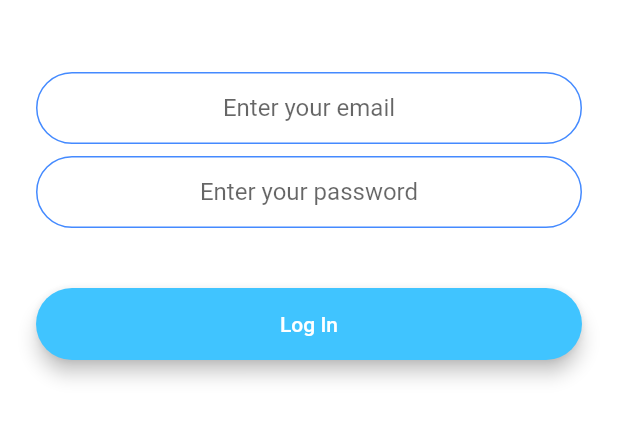
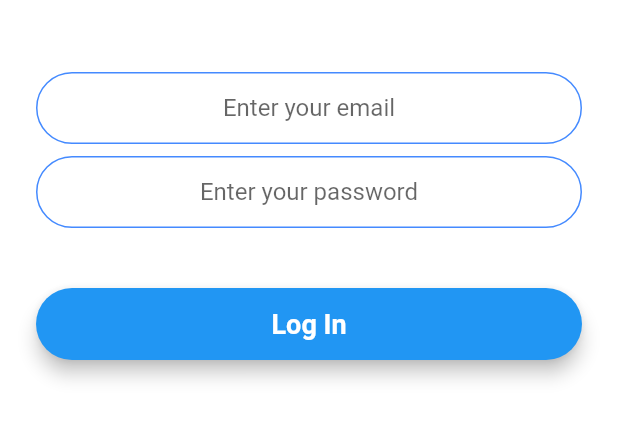
Before and after one commit to Martin-Alvarado-A/gif_ted, a Flutter app: the LoginScreen screen opened by its route, on a phone screen of 412 x 824 dp, the part 576-1018 px from its top. Run offline on Flutter 3.47's test engine with Material 2 defaults, Android fonts, the phone set to English and light mode, and no system bars; drawn by our look-alikes of modal_progress_hud_nsn; our stand-ins replace animated_text_kit, dio, retrofit; generated files the repository leaves out were written again.

Commit message:
Effective Dart: DON’T use prefix letters.

```diff
--- a/lib/src/components/rounded_button.dart
+++ b/lib/src/components/rounded_button.dart
@@ -1,4 +1,5 @@
 import 'package:flutter/material.dart';
+import 'package:gif_ted/src/styles/constants.dart';
 
 class RoundedButton extends StatelessWidget {
   RoundedButton(
@@ -24,9 +25,7 @@ class RoundedButton extends StatelessWidget {
           height: 42.0,
           child: Text(
             title,
-            style: TextStyle(
-              color: Colors.white,
-            ),
+            style: loginButtonTextStyle,
           ),
         ),
       ),
--- a/lib/src/screens/login_screen.dart
+++ b/lib/src/screens/login_screen.dart
@@ -57,7 +57,7 @@ class _LoginScreenState extends State<LoginScreen> {
                   email = value;
                 },
                 decoration:
-                    kTextFieldDecoration.copyWith(hintText: 'Enter your email'),
+                    textFieldDecoration.copyWith(hintText: 'Enter your email'),
               ),
               SizedBox(
                 height: 8.0,
@@ -68,7 +68,7 @@ class _LoginScreenState extends State<LoginScreen> {
                 onChanged: (value) {
                   password = value;
                 },
-                decoration: kTextFieldDecoration.copyWith(
+                decoration: textFieldDecoration.copyWith(
                     hintText: 'Enter your password'),
               ),
               SizedBox(
@@ -76,7 +76,7 @@ class _LoginScreenState extends State<LoginScreen> {
               ),
               RoundedButton(
                 title: 'Log In',
-                colour: Colors.lightBlueAccent,
+                colour: Colors.blue,
                 onPressed: () async {
                   setState(() {
                     showSpinner = true;
--- a/lib/src/screens/welcome_screen.dart
+++ b/lib/src/screens/welcome_screen.dart
@@ -76,7 +76,7 @@ class _WelcomeScreenState extends State<WelcomeScreen>
               height: 48.0,
             ),
             RoundedButton(
-              title: 'Log In',
+              title: 'Start',
               colour: Colors.blue,
               onPressed: () {
                 Future.delayed(Duration.zero, () {
--- a/lib/src/styles/constants.dart
+++ b/lib/src/styles/constants.dart
@@ -1,12 +1,12 @@
 import 'package:flutter/material.dart';
 
-const kLoginButtonTextStyle = TextStyle(
-  color: Colors.lightBlueAccent,
+const loginButtonTextStyle = TextStyle(
+  color: Colors.white,
   fontWeight: FontWeight.bold,
   fontSize: 18.0,
 );
 
-const kTextFieldDecoration = InputDecoration(
+const textFieldDecoration = InputDecoration(
   hintText: 'Enter a value',
   contentPadding: EdgeInsets.symmetric(vertical: 10.0, horizontal: 20.0),
   border: OutlineInputBorder(
```
